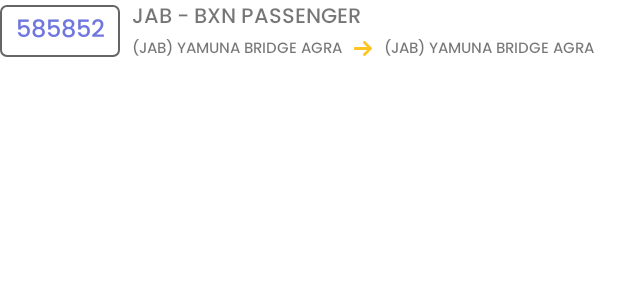
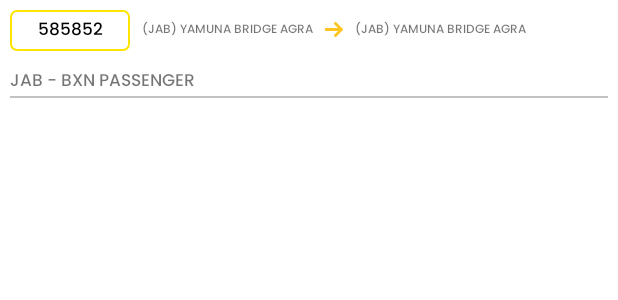
Before and after one commit to CUBEZYTECH95/TrainStatus, an Android app: the layout train_autocomp_item.xml on its own in the app's theme, with its tools: preview values and no code run, on a phone screen of 412 x 824 dp. Shown: the top 300 px of the screen. Run offline under Robolectric (Android 15) with nearby library versions, the phone set to English and light mode, and no system bars.

Commit message:
train_live_status_6

```diff
--- a/app/src/main/java/com/example/trainlivestatus/adapter/FindStationAdapter.kt
+++ b/app/src/main/java/com/example/trainlivestatus/adapter/FindStationAdapter.kt
@@ -89,8 +89,7 @@ class FindStationAdapter(
 
                 for (i in contactListFiltered?.indices!!) {
 
-                    if (contactListFiltered!![i].ecityname!!.lowercase(Locale.getDefault())
-                            .contains(p0.toString().lowercase(Locale.getDefault()))
+                    if (contactListFiltered!![i].ecityname!!.lowercase(Locale.getDefault()).contains(p0.toString().lowercase(Locale.getDefault()))
                     ) {
                         filterList.add(contactListFiltered!![i])
                     }
--- a/app/src/main/java/com/example/trainlivestatus/apihelper/ApiInterface.kt
+++ b/app/src/main/java/com/example/trainlivestatus/apihelper/ApiInterface.kt
@@ -13,10 +13,10 @@ interface ApiInterface {
 
     @FormUrlEncoded
     @POST("station_list?")
-    fun FindStations(
+    suspend fun FindStations(
         @Field(WsClients.app_version) app_version: String?,
         @Field(WsClients.api_key) api_key: String?
-    ): Call<JsonArray?>?
+    ): List<JsonArray?>?
 
 
     @GET("/api/platform/trainbooking/tatwnstns")
--- a/app/src/main/res/drawable/train_outline_bg.xml
+++ b/app/src/main/res/drawable/train_outline_bg.xml
@@ -4,7 +4,7 @@
 
     <stroke
         android:width="1dp"
-        android:color="#656565" />
+        android:color="@color/colorYellow" />
 
     <corners android:radius="4dp" />
 
--- a/app/src/main/res/layout/activity_find_station.xml
+++ b/app/src/main/res/layout/activity_find_station.xml
@@ -40,13 +40,13 @@
         </RelativeLayout>
 
 
-        <ProgressBar
+        <!--<ProgressBar
             android:id="@+id/progress_circular"
             android:layout_width="wrap_content"
             android:layout_height="wrap_content"
             android:layout_centerInParent="true"
             android:indeterminateTint="@color/colorYellow"
-            android:visibility="gone" />
+            android:visibility="gone" />-->
 
     </RelativeLayout>
 
--- a/app/src/main/res/layout/train_autocomp_item.xml
+++ b/app/src/main/res/layout/train_autocomp_item.xml
@@ -1,70 +1,98 @@
 <?xml version="1.0" encoding="utf-8"?>
-<layout>
+<layout xmlns:tools="http://schemas.android.com/tools">
+
     <LinearLayout xmlns:android="http://schemas.android.com/apk/res/android"
         android:id="@+id/layout"
         android:layout_width="match_parent"
         android:layout_height="wrap_content"
         android:gravity="center_vertical"
-        android:orientation="horizontal">
-
-        <TextView
-            android:id="@+id/tv_train_no"
-            android:layout_width="@dimen/dp_80"
-            android:gravity="center"
-            android:layout_height="wrap_content"
-            android:textSize="@dimen/sp_16"
-            android:text="585852"
-            android:textColor="#6F76DE"
-            android:padding="@dimen/dp_4"
-            android:background="@drawable/train_outline_bg"
-            android:fontFamily="@font/poppins_medium"/>
+        android:layout_margin="@dimen/_5sdp"
+        android:orientation="vertical">
 
         <LinearLayout
             android:layout_width="match_parent"
             android:layout_height="wrap_content"
-            android:orientation="vertical"
-            android:layout_marginStart="@dimen/dp_8">
+            android:orientation="horizontal">
 
             <TextView
-                android:id="@+id/tv_train_name"
-                android:layout_width="wrap_content"
+                android:id="@+id/tv_train_no"
+                android:layout_width="@dimen/dp_80"
                 android:layout_height="wrap_content"
-                android:text="JAB - BXN PASSENGER"
-                android:fontFamily="@font/poppins_medium"/>
+                android:background="@drawable/train_outline_bg"
+                android:fontFamily="@font/poppins_medium"
+                android:gravity="center"
+                android:padding="@dimen/dp_4"
+                android:text="585852"
+                android:textColor="@color/black"
+                android:textSize="11sp" />
 
             <LinearLayout
                 android:layout_width="match_parent"
-                android:layout_height="wrap_content"
-                android:gravity="center_vertical"
+                android:layout_height="match_parent"
+                android:layout_marginStart="@dimen/dp_8"
+                android:gravity="center"
+                android:orientation="vertical">
 
-                android:orientation="horizontal">
 
-                <TextView
-                    android:id="@+id/tv_source"
-                    android:layout_width="wrap_content"
+                <LinearLayout
+                    android:layout_width="match_parent"
                     android:layout_height="wrap_content"
-                    android:text="(JAB) YAMUNA BRIDGE AGRA"
-                    android:fontFamily="@font/poppins_medium"
-                    android:textSize="@dimen/sp_10"/>
+                    android:gravity="center_vertical"
+                    android:orientation="horizontal">
 
-                <ImageView
-                    android:layout_width="wrap_content"
+                    <TextView
+                        android:id="@+id/tv_source"
+                        android:layout_width="wrap_content"
+                        android:layout_height="wrap_content"
+                        android:fontFamily="@font/poppins_medium"
+                        android:text="(JAB) YAMUNA BRIDGE AGRA"
+                        android:textSize="8sp"
+                        tools:ignore="SmallSp" />
+
+                    <ImageView
+                        android:layout_width="wrap_content"
+                        android:layout_height="wrap_content"
+                        android:layout_marginLeft="@dimen/dp_8"
+                        android:layout_marginRight="@dimen/dp_8"
+                        android:src="@drawable/ic_right_arrow" />
+
+                    <TextView
+                        android:id="@+id/tv_destination"
+                        android:layout_width="wrap_content"
+                        android:layout_height="wrap_content"
+                        android:fontFamily="@font/poppins_medium"
+                        android:text="(JAB) YAMUNA BRIDGE AGRA"
+                        android:textSize="8sp"
+                        tools:ignore="SmallSp" />
+
+                </LinearLayout>
+
+                <!--<TextView
+                    android:id="@+id/tv_train_name"
+                    android:layout_width="match_parent"
                     android:layout_height="wrap_content"
-                    android:src="@drawable/ic_right_arrow"
-                    android:layout_marginLeft="@dimen/dp_8"
-                    android:layout_marginRight="@dimen/dp_8"/>
+                    android:text="JAB - BXN PASSENGER"
+                    android:textSize="11sp"
+                    android:fontFamily="@font/poppins_medium"/>-->
 
-                <TextView
-                    android:id="@+id/tv_destination"
-                    android:layout_width="wrap_content"
-                    android:layout_height="wrap_content"
-                    android:text="(JAB) YAMUNA BRIDGE AGRA"
-                    android:fontFamily="@font/poppins_medium"
-                    android:textSize="@dimen/sp_10"/>
 
             </LinearLayout>
 
         </LinearLayout>
 
+        <TextView
+            android:id="@+id/tv_train_name"
+            android:layout_width="match_parent"
+            android:layout_height="wrap_content"
+            android:text="JAB - BXN PASSENGER"
+            android:textSize="11sp"
+            android:layout_marginTop="@dimen/_8sdp"
+            android:fontFamily="@font/poppins_medium"/>
+
+        <View
+            android:layout_width="match_parent"
+            android:layout_height="1dp"
+            android:background="@color/colorGray"/>
+
     </LinearLayout>
 </layout>
```
Also changed, not shown: app/src/main/java/com/example/trainlivestatus/adapter/RepoAdapter.kt (+13 -2 lines), app/src/main/java/com/example/trainlivestatus/adapter/StationAdapter.kt (added, +144 -0 lines), app/src/main/java/com/example/trainlivestatus/livestatus/BaseClass.kt (+44 -0 lines), app/src/main/java/com/example/trainlivestatus/livestatus/FindStationActivity.kt (+64 -55 lines), app/src/main/java/com/example/trainlivestatus/livestatus/SeatAvailableActivity.kt (+68 -15 lines), app/src/main/java/com/example/trainlivestatus/repository/MainRespository.kt (+10 -0 lines), app/src/main/java/com/example/trainlivestatus/viewmodel/MainViewModel.kt (+57 -6 lines), app/src/main/res/layout/activity_seat_available.xml (+28 -16 lines).
